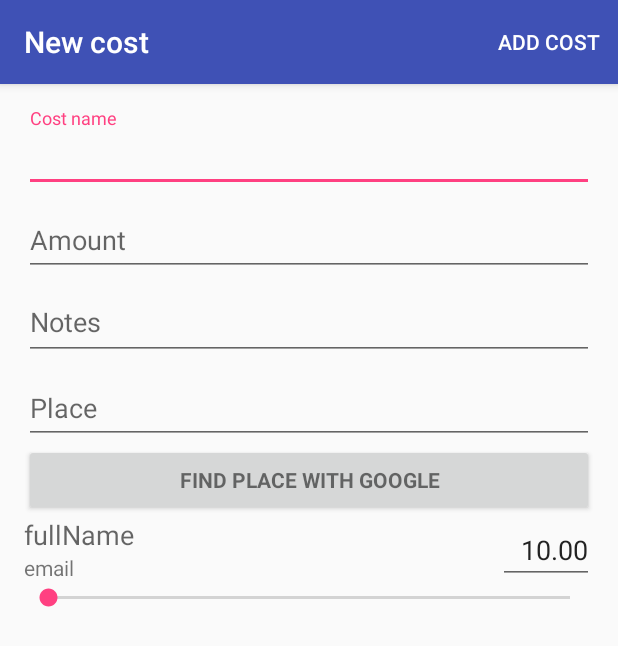
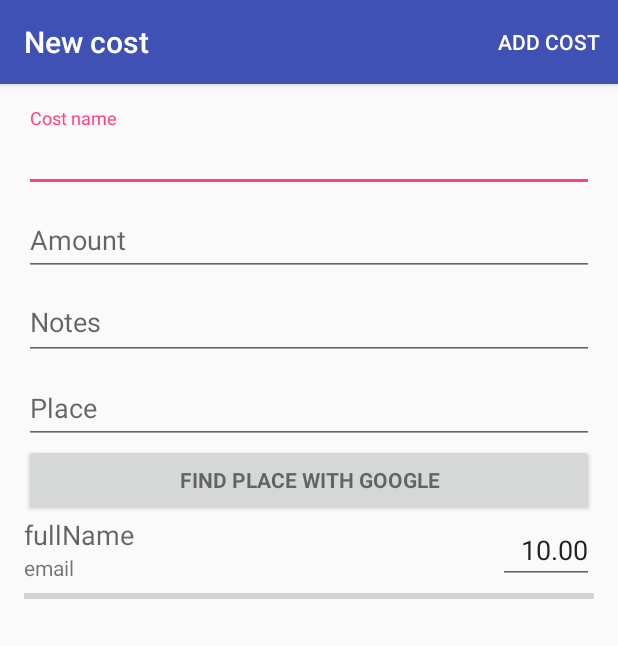
Before and after one commit to fedefalco92/Unibs-MobileProgramming, an Android app: the AddPaymentActivity screen opened directly, with no data from a screen before it, on a phone screen of 412 x 824 dp. Shown: the top 646 px of the screen. Run offline under Robolectric (Android 15) with nearby library versions, the light colour scheme and no system bars; our stand-ins replace Volley; pictures from the network do not load; 12 statements that could not run were skipped.

Commit message:
Modificata Seekbar in ProgressBar

```diff
--- a/AppWOW/app/src/main/res/layout/payment_slider_item.xml
+++ b/AppWOW/app/src/main/res/layout/payment_slider_item.xml
@@ -1,7 +1,8 @@
 <?xml version="1.0" encoding="utf-8"?>
 <RelativeLayout xmlns:android="http://schemas.android.com/apk/res/android"
                 android:layout_width="match_parent"
-                android:layout_height="wrap_content">
+                android:layout_height="wrap_content"
+                xmlns:style="http://schemas.android.com/apk/res-auto">
 
 
     <TextView
@@ -24,13 +25,14 @@
         android:layout_alignParentTop="true"
         android:layout_alignParentEnd="true"/>
 
-    <android.support.v7.widget.AppCompatSeekBar
+    <ProgressBar
         android:layout_width="wrap_content"
         android:layout_height="wrap_content"
         android:id="@+id/payment_slider_item_slider"
         android:layout_below="@+id/payment_slider_item_amount"
         android:layout_alignParentStart="true"
-        android:layout_alignParentEnd="true"/>
+        android:layout_alignParentEnd="true"
+        style="?android:attr/progressBarStyleHorizontal"/>
 
     <TextView
         android:layout_width="wrap_content"
```
Also changed, not shown: AppWOW/app/src/main/java/it/unibs/appwow/AddPaymentActivity.java (+11 -13 lines), AppWOW/app/src/main/java/it/unibs/appwow/models/SliderAmount.java (+13 -3 lines).
